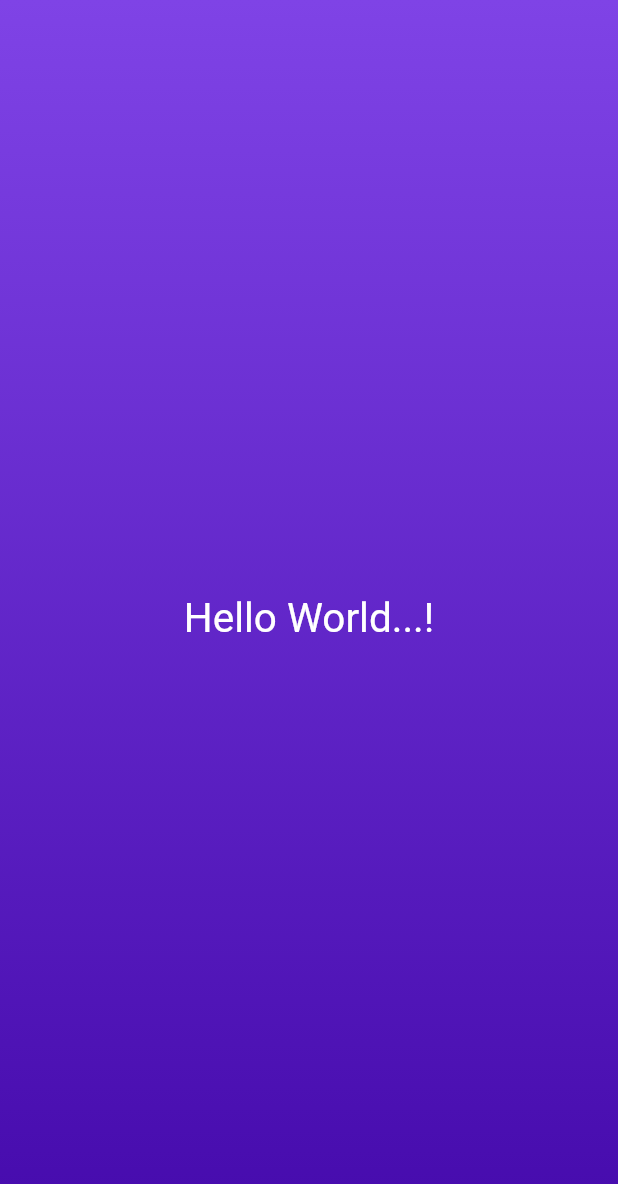
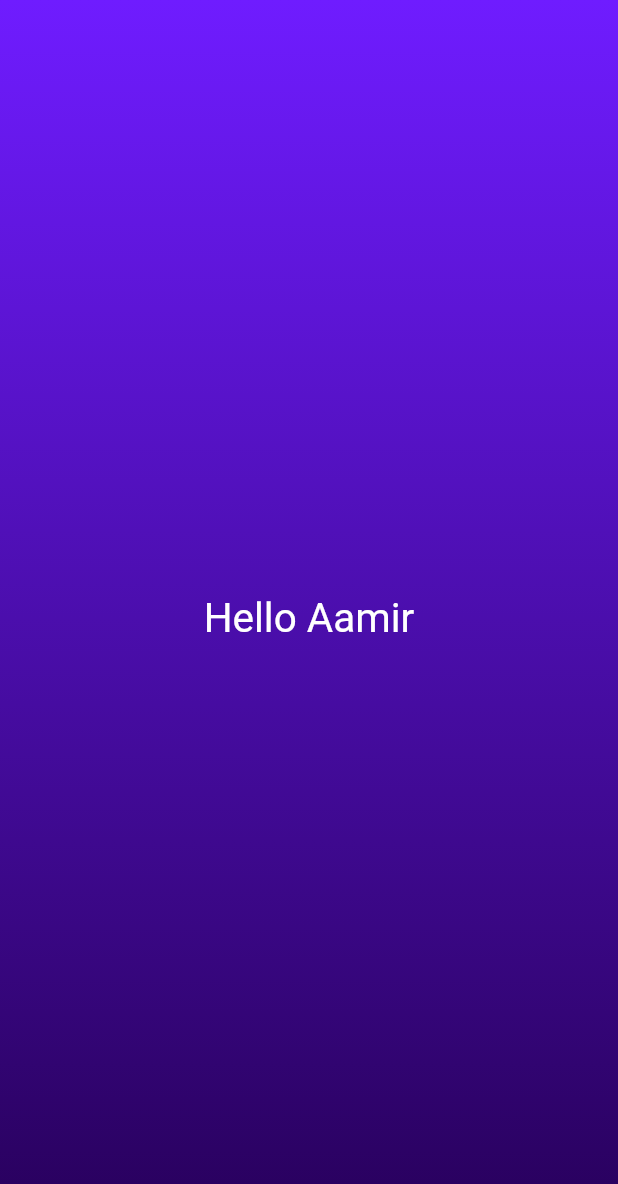
Before and after one commit to SyedAamirJawed/Dice_Roller_App, a Flutter app: the screen it shows after launch, on a phone screen of 412 x 824 dp. Shown: the top 1184 px of the screen. Run offline on Flutter 3.47's test engine with Material 2 defaults, Android fonts, the phone set to English and light mode, and no system bars.

Commit message:
Remove Hard Code And Reuseable Widgets

```diff
--- a/lib/body/container_background.dart
+++ b/lib/body/container_background.dart
@@ -2,22 +2,22 @@ import 'package:flutter/material.dart';
 import 'package:first_app/body/style_text.dart';
 
 class MyBodyClass extends StatelessWidget {
-  const MyBodyClass({super.key});
+  final Color color1;
+  final Color color2;
+  const MyBodyClass(this.color1, this.color2, {super.key});
+
   @override
   Widget build(context) {
     return Container(
-      decoration: const BoxDecoration(
+      decoration: BoxDecoration(
         gradient: LinearGradient(
-          colors: [
-            Color.fromARGB(255, 127, 67, 230),
-            Color.fromARGB(255, 69, 10, 172),
-          ],
+          colors: [color1, color2],
           begin: Alignment.topCenter,
           end: Alignment.bottomCenter,
         ),
       ),
       child: const Center(
-        child: MyTextStyle(),
+        child: MyTextStyle('Hello Aamir'),
       ),
     );
   }
--- a/lib/body/style_text.dart
+++ b/lib/body/style_text.dart
@@ -1,12 +1,14 @@
 import 'package:flutter/material.dart';
 
 class MyTextStyle extends StatelessWidget {
-  const MyTextStyle({super.key});
+  final String text;
+  const MyTextStyle(this.text, {super.key});
+
   @override
   Widget build(context) {
-    return const Text(
-      "Hello World...!",
-      style: TextStyle(
+    return Text(
+      text,
+      style: const TextStyle(
         color: Colors.white,
         fontSize: 27,
       ),
--- a/lib/main.dart
+++ b/lib/main.dart
@@ -5,7 +5,8 @@ void main() {
   runApp(
     const MaterialApp(
       home: Scaffold(
-        body: MyBodyClass(),
+        body: MyBodyClass(
+            Color.fromARGB(255, 111, 28, 255), Color.fromARGB(255, 39, 0, 90)),
       ),
     ),
   );
```
